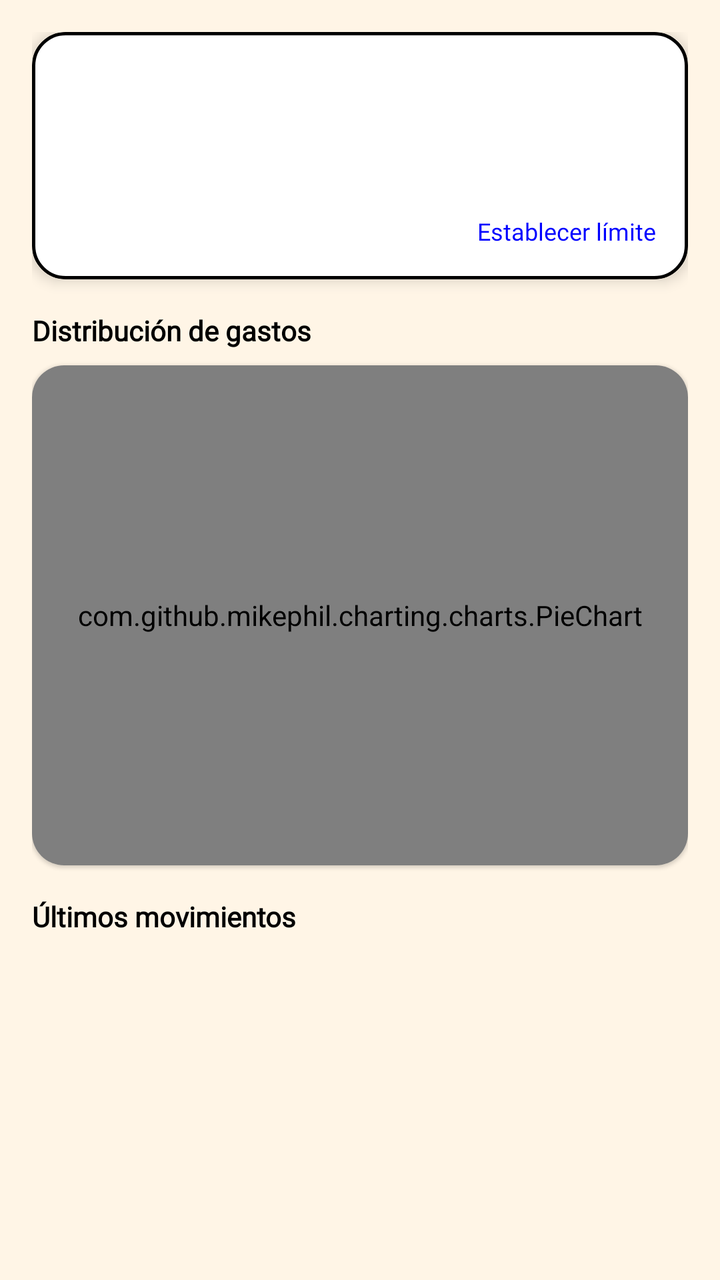
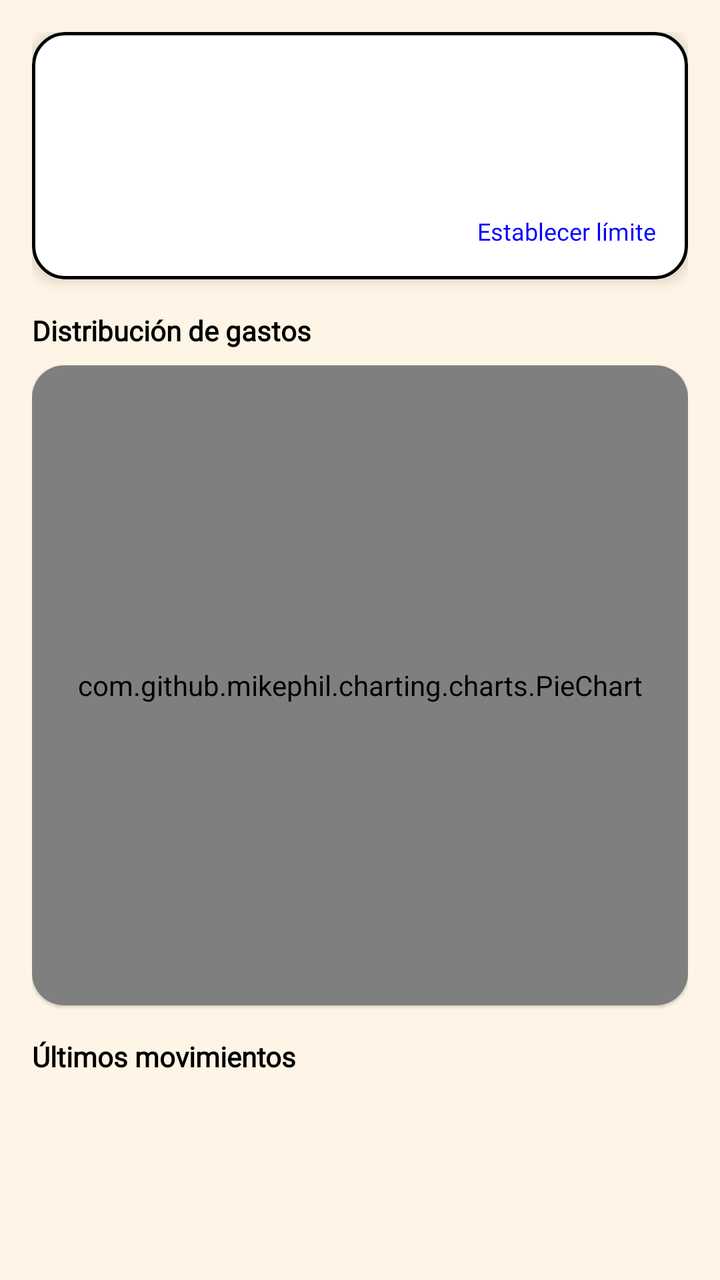

Screens rendered from an Android XML layout before and after an edit, with the pre-edit source and the edit as a unified diff.
<!-- AndroidManifest.xml: application theme Theme.MiCerdito -->
<!-- res/layout/fragment_home.xml -->
<?xml version="1.0" encoding="utf-8"?>
<androidx.core.widget.NestedScrollView xmlns:android="http://schemas.android.com/apk/res/android"
    xmlns:app="http://schemas.android.com/apk/res-auto"
    xmlns:tools="http://schemas.android.com/tools"
    android:layout_width="match_parent"
    android:layout_height="match_parent"
    android:background="@color/background_beige"
    android:importantForAccessibility="yes">

    
    
    <LinearLayout
        android:layout_width="match_parent"
        android:layout_height="wrap_content"
        android:importantForAccessibility="yes"
        android:orientation="vertical"
        android:padding="16dp">

        
        
        <com.google.android.material.card.MaterialCardView
            android:layout_width="match_parent"
            android:layout_height="wrap_content"
            android:layout_marginBottom="16dp"
            android:contentDescription="Resumen de gastos mensuales"
            android:focusable="true"
            android:importantForAccessibility="yes"
            android:screenReaderFocusable="true"
            app:cardCornerRadius="16dp"
            app:cardElevation="4dp">

            
            
            <LinearLayout
                android:layout_width="match_parent"
                android:layout_height="wrap_content"
                android:background="@drawable/card_background"
                android:importantForAccessibility="noHideDescendants"
                android:orientation="vertical"
                android:padding="16dp">

                
                
                <TextView
                    android:id="@+id/tvMesActual"
                    android:layout_width="wrap_content"
                    android:layout_height="wrap_content"
                    android:fontFamily="@font/amiko_semibold"
                    android:textColor="@color/texto_negro"
                    android:textSize="14sp" />

                
                
                <TextView
                    android:id="@+id/tvTotalSpent"
                    android:layout_width="wrap_content"
                    android:layout_height="wrap_content"
                    android:fontFamily="@font/amiko_semibold"
                    android:textColor="@color/texto_negro"
                    android:textSize="28sp"
                    android:textStyle="bold" />

                
                
                <TextView
                    android:id="@+id/tvLimitStatus"
                    android:layout_width="wrap_content"
                    android:layout_height="wrap_content"
                    android:fontFamily="@font/amiko_semibold"
                    android:textColor="@color/texto_negro"
                    android:textSize="14sp" />

                
                
                <TextView
                    android:id="@+id/tvEstablecerLimite"
                    android:layout_width="wrap_content"
                    android:layout_height="wrap_content"
                    android:layout_gravity="end"
                    android:clickable="true"
                    android:contentDescription="Botón, establecer límite de gasto mensual"
                    android:focusable="true"
                    android:fontFamily="@font/amiko_semibold"
                    android:importantForAccessibility="yes"
                    android:text="Establecer límite"
                    android:textColor="@color/link_azul"
                    android:textSize="12sp" />
            </LinearLayout>
        </com.google.android.material.card.MaterialCardView>

        
        
        <TextView
            android:layout_width="wrap_content"
            android:layout_height="wrap_content"
            android:layout_marginBottom="8dp"
            android:accessibilityHeading="true"
            android:fontFamily="@font/amiko_semibold"
            android:importantForAccessibility="yes"
            android:text="Distribución de gastos"
            android:textColor="@color/texto_negro"
            android:textStyle="bold" />

        
        
        <com.google.android.material.card.MaterialCardView
            android:layout_width="match_parent"
            android:layout_height="250dp"
            android:layout_marginBottom="16dp"
            android:contentDescription="Gráfico circular mostrando el porcentaje de gastos por categoría"
            android:focusable="true"
            android:importantForAccessibility="yes"
            app:cardCornerRadius="16dp">

            
            
            <com.github.mikephil.charting.charts.PieChart
                android:id="@+id/graficoCircular"
                android:layout_width="match_parent"
                android:layout_height="match_parent"
                android:background="@drawable/card_background"
                android:importantForAccessibility="no" />
        </com.google.android.material.card.MaterialCardView>

        
        
        <TextView
            android:layout_width="wrap_content"
            android:layout_height="wrap_content"
            android:layout_marginBottom="8dp"
            android:accessibilityHeading="true"
            android:fontFamily="@font/amiko_semibold"
            android:importantForAccessibility="yes"
            android:text="Últimos movimientos"
            android:textColor="@color/texto_negro"
            android:textStyle="bold" />

        
        
        <androidx.recyclerview.widget.RecyclerView
            android:id="@+id/rvGastos"
            android:layout_width="match_parent"
            android:layout_height="wrap_content"
            android:contentDescription="Lista de transacciones recientes"
            android:importantForAccessibility="yes"
            android:nestedScrollingEnabled="false"
            app:layoutManager="androidx.recyclerview.widget.LinearLayoutManager"
            tools:listitem="@layout/item_gastos" />

    </LinearLayout>
</androidx.core.widget.NestedScrollView>
<!-- res/layout/item_gastos.xml (included above) -->
<?xml version="1.0" encoding="utf-8"?>
<com.google.android.material.card.MaterialCardView xmlns:android="http://schemas.android.com/apk/res/android"
    xmlns:app="http://schemas.android.com/apk/res-auto"
    android:layout_width="match_parent"
    android:layout_height="wrap_content"
    android:layout_marginHorizontal="16dp"
    android:layout_marginVertical="8dp"
    android:contentDescription="Elemento de gasto"
    android:focusable="true"
    android:importantForAccessibility="yes"
    app:cardCornerRadius="12dp"
    app:cardElevation="2dp">

    
    
    <LinearLayout
        android:layout_width="match_parent"
        android:layout_height="wrap_content"
        android:background="@drawable/card_background"
        android:gravity="center_vertical"
        android:importantForAccessibility="noHideDescendants"
        android:orientation="horizontal"
        android:padding="16dp">

        
        
        <TextView
            android:id="@+id/tvIconoCategoria"
            android:layout_width="40dp"
            android:layout_height="40dp"
            android:fontFamily="@font/amiko_semibold"
            android:gravity="center"
            android:importantForAccessibility="no"
            android:textSize="20sp" />

        
        
        <LinearLayout
            android:layout_width="0dp"
            android:layout_height="wrap_content"
            android:layout_marginStart="16dp"
            android:layout_weight="1"
            android:importantForAccessibility="no"
            android:orientation="vertical">

            
            
            <TextView
                android:id="@+id/tvDescripcionGasto"
                android:layout_width="wrap_content"
                android:layout_height="wrap_content"
                android:fontFamily="@font/amiko_semibold"
                android:textColor="@color/texto_negro"
                android:textSize="16sp"
                android:textStyle="bold" />

            
            
            <TextView
                android:id="@+id/tvFechaGasto"
                android:layout_width="wrap_content"
                android:layout_height="wrap_content"
                android:fontFamily="@font/amiko_semibold"
                android:textColor="@color/texto_negro"
                android:textSize="12sp" />
        </LinearLayout>

        
        
        <TextView
            android:id="@+id/tvMontoGasto"
            android:layout_width="wrap_content"
            android:layout_height="wrap_content"
            android:fontFamily="@font/amiko_semibold"
            android:importantForAccessibility="no"
            android:textColor="@color/error_red"
            android:textSize="18sp"
            android:textStyle="bold" />

    </LinearLayout>
</com.google.android.material.card.MaterialCardView>
<!-- resources referenced by this layout -->
<resources>
  <color name="background_beige">#FFF5E6</color>
  <color name="error_red">#FF453A</color>
  <color name="link_azul">#0000FF</color>
  <color name="texto_negro">#000000</color>
  <!-- drawable card_background (drawable) -->
  <?xml version="1.0" encoding="utf-8"?>
  <shape xmlns:android="http://schemas.android.com/apk/res/android">
  
      
      
      <solid android:color="@color/card_background" />
  
      
      
      <stroke
          android:width="1.5dp"
          android:color="@color/card_border" />
  
      
      <corners android:radius="16dp" />
  
      
      
      <padding
          android:bottom="12dp"
          android:left="12dp"
          android:right="12dp"
          android:top="12dp" />
  
  </shape>
  <style name="Theme.MiCerdito" parent="Theme.MaterialComponents.DayNight.NoActionBar">
          <item name="colorPrimary">@color/rosa_cerdito</item>
          <item name="colorSecondary">@color/verde_exito</item>
  
          <item name="android:windowBackground">@color/beige_claro</item>
          <item name="colorSurface">@color/background_beige</item>
  
          <item name="android:textColorPrimary">@color/texto_negro</item>
          <item name="colorOnSurface">@color/texto_negro</item>
      </style>
  <color name="card_background">#FFFFFF</color>
  <color name="card_border">#000000</color>
  <color name="rosa_cerdito">#FFC0CB</color>
  <color name="verde_exito">#161D16</color>
  <color name="beige_claro">#F5F5DC</color>
</resources>

<!-- the commit's change to res/layout/fragment_home.xml (unified diff, before → after) -->
@@ -105,7 +105,7 @@
         
         <com.google.android.material.card.MaterialCardView
             android:layout_width="match_parent"
-            android:layout_height="250dp"
+            android:layout_height="320dp"
             android:layout_marginBottom="16dp"
             android:contentDescription="Gráfico circular mostrando el porcentaje de gastos por categoría"
             android:focusable="true"
@@ -119,6 +119,7 @@
                 android:layout_width="match_parent"
                 android:layout_height="match_parent"
                 android:background="@drawable/card_background"
+                android:padding="8dp"
                 android:importantForAccessibility="no" />
         </com.google.android.material.card.MaterialCardView>
 
@@ -161,7 +162,9 @@
     android:focusable="true"
     android:importantForAccessibility="yes"
     app:cardCornerRadius="12dp"
-    app:cardElevation="2dp">
+    app:cardElevation="0dp"
+    app:strokeColor="@color/card_border"
+    app:strokeWidth="0dp">
 
     
     
